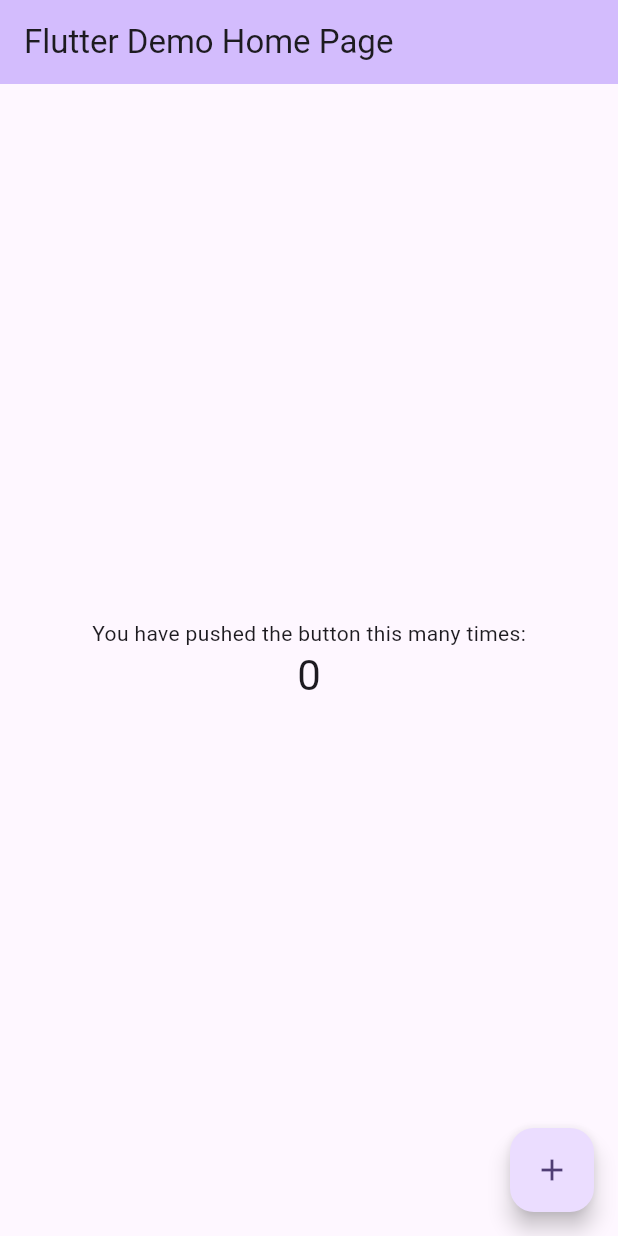
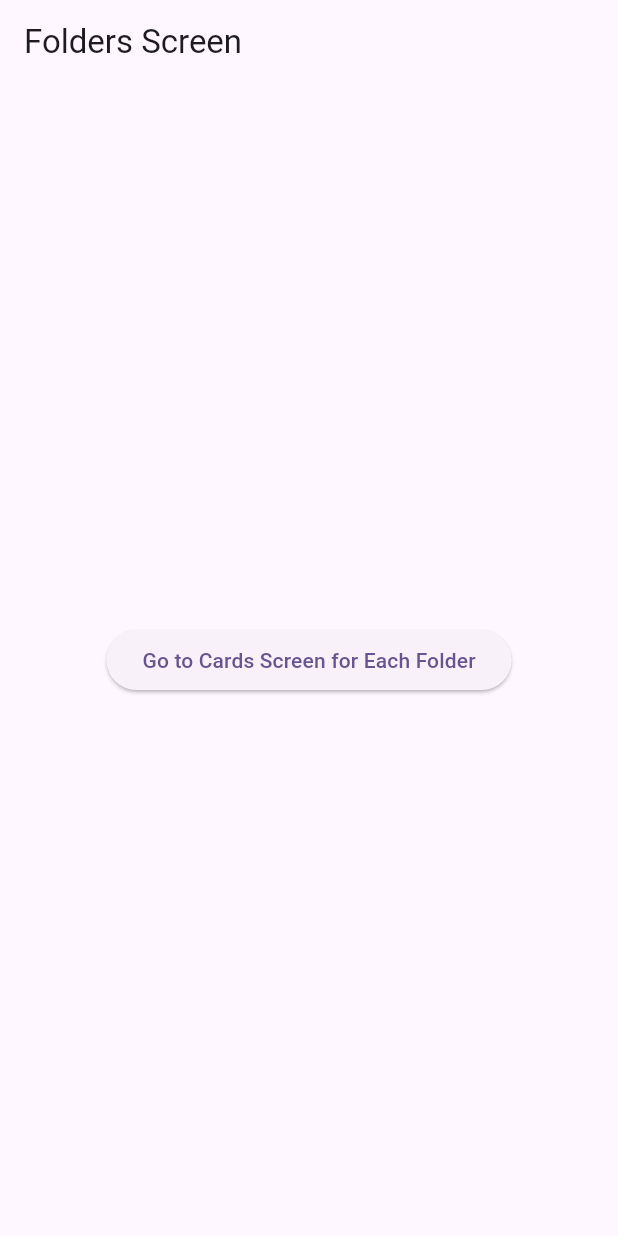
Before and after one commit to PhiGsu/act9, a Flutter app: the screen it shows after launch, on a phone screen of 412 x 824 dp. Run offline on Flutter 3.47's test engine with Material 3 defaults, Android fonts, the phone set to English and light mode, and no system bars; our stand-ins replace sqflite; accounts and stored records are empty.

Commit message:
Added both Folders Screen and Cards Screen

```diff
--- a/lib/helper.dart
+++ b/lib/helper.dart
@@ -68,10 +68,6 @@ $columnQuotes TEXT NOT NULL
   // Deletes the row specified by the id. The number of affected rows is
   // returned. This should be 1 as long as the row exists.
   Future<int> delete(int id) async {
-    return await _db.delete(
-      table,
-      where: '$columnId = ?',
-      whereArgs: [id],
-    );
+    return await _db.delete(table, where: '$columnId = ?', whereArgs: [id]);
   }
 }
--- a/lib/main.dart
+++ b/lib/main.dart
@@ -15,55 +15,47 @@ class MyApp extends StatelessWidget {
         colorScheme: ColorScheme.fromSeed(seedColor: Colors.deepPurple),
         useMaterial3: true,
       ),
-      home: const MyHomePage(title: 'Flutter Demo Home Page'),
+      //
+      home: ScreenOne(),
     );
   }
 }
 
-class MyHomePage extends StatefulWidget {
-  const MyHomePage({super.key, required this.title});
-
-  final String title;
-
-  @override
-  State<MyHomePage> createState() => _MyHomePageState();
-}
-
-class _MyHomePageState extends State<MyHomePage> {
-  int _counter = 0;
-
-  void _incrementCounter() {
-    setState(() {
-      _counter++;
-    });
-  }
-
+class ScreenOne extends StatelessWidget {
   @override
   Widget build(BuildContext context) {
     return Scaffold(
-      appBar: AppBar(
-        backgroundColor: Theme.of(context).colorScheme.inversePrimary,
-        title: Text(widget.title),
-      ),
+      appBar: AppBar(title: Text('Folders Screen')),
       body: Center(
-        child: Column(
-          mainAxisAlignment: MainAxisAlignment.center,
-          children: <Widget>[
-            const Text(
-              'You have pushed the button this many times:',
-            ),
-            Text(
-              '$_counter',
-              style: Theme.of(context).textTheme.headlineMedium,
-            ),
-          ],
+        child: ElevatedButton(
+          onPressed: () {
+            // Navigate to the second screen
+            Navigator.push(
+              context,
+              MaterialPageRoute(builder: (context) => ScreenTwo()),
+            );
+          },
+          child: Text('Go to Cards Screen for Each Folder'),
         ),
-      ),
-      floatingActionButton: FloatingActionButton(
-        onPressed: _incrementCounter,
-        tooltip: 'Increment',
-        child: const Icon(Icons.add),
       ),
     );
   }
 }
+
+class ScreenTwo extends StatelessWidget {
+  @override
+  Widget build(BuildContext context) {
+    return Scaffold(
+      appBar: AppBar(title: Text('Cards Screen for Each Folder')),
+      body: Center(
+        child: ElevatedButton(
+          onPressed: () {
+            // Navigate back to the first screen
+            Navigator.pop(context);
+          },
+          child: Text('Back to Folders Screen'),
+        ),
+      ),
+    );
+  }
+}
```
Also changed, not shown: pubspec.lock, 4 other files. Lines whose indentation alone changed are shown as unchanged.
